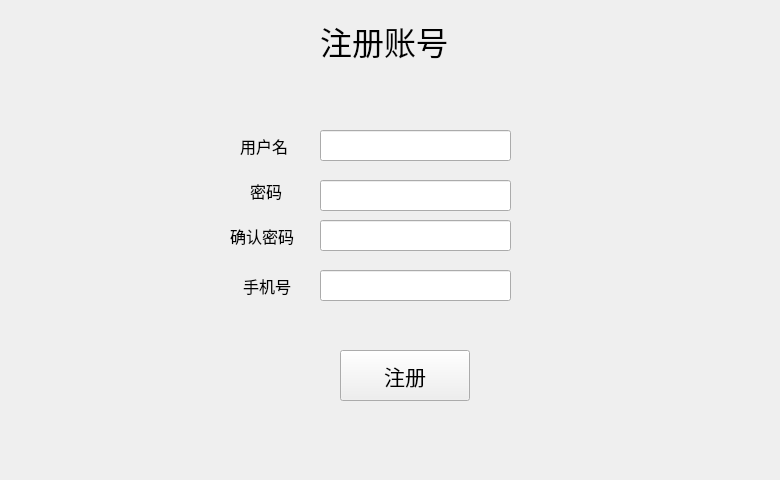
First picture: the form in register.ui, repository vaca22/pyqt_listview, before the edit.
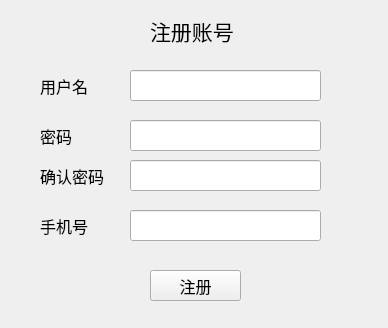
Second picture: the form after the edit.

What changed in the file:
```diff
--- a/register.ui
+++ b/register.ui
@@ -6,8 +6,8 @@
    <rect>
     <x>0</x>
     <y>0</y>
-    <width>780</width>
-    <height>480</height>
+    <width>388</width>
+    <height>328</height>
    </rect>
   </property>
   <property name="windowTitle">
@@ -16,15 +16,15 @@
   <widget class="QPushButton" name="register_bt">
    <property name="geometry">
     <rect>
-     <x>340</x>
-     <y>350</y>
-     <width>130</width>
-     <height>51</height>
+     <x>150</x>
+     <y>270</y>
+     <width>91</width>
+     <height>31</height>
     </rect>
    </property>
    <property name="font">
     <font>
-     <pointsize>16</pointsize>
+     <pointsize>12</pointsize>
     </font>
    </property>
    <property name="text">
@@ -34,8 +34,8 @@
   <widget class="QLabel" name="username_lb">
    <property name="geometry">
     <rect>
-     <x>240</x>
-     <y>130</y>
+     <x>40</x>
+     <y>70</y>
      <width>81</width>
      <height>31</height>
     </rect>
@@ -52,10 +52,10 @@
   <widget class="QLabel" name="password_lb">
    <property name="geometry">
     <rect>
-     <x>250</x>
-     <y>180</y>
+     <x>40</x>
+     <y>120</y>
      <width>61</width>
-     <height>21</height>
+     <height>31</height>
     </rect>
    </property>
    <property name="font">
@@ -70,8 +70,8 @@
   <widget class="QLineEdit" name="username_et">
    <property name="geometry">
     <rect>
-     <x>320</x>
-     <y>130</y>
+     <x>130</x>
+     <y>70</y>
      <width>191</width>
      <height>31</height>
     </rect>
@@ -80,8 +80,8 @@
   <widget class="QLineEdit" name="password_et">
    <property name="geometry">
     <rect>
-     <x>320</x>
-     <y>180</y>
+     <x>130</x>
+     <y>120</y>
      <width>191</width>
      <height>31</height>
     </rect>
@@ -90,15 +90,15 @@
   <widget class="QLabel" name="title_lb">
    <property name="geometry">
     <rect>
-     <x>320</x>
-     <y>10</y>
+     <x>150</x>
+     <y>0</y>
      <width>171</width>
      <height>61</height>
     </rect>
    </property>
    <property name="font">
     <font>
-     <pointsize>24</pointsize>
+     <pointsize>16</pointsize>
     </font>
    </property>
    <property name="text">
@@ -111,10 +111,10 @@
   <widget class="QLabel" name="tel_lb">
    <property name="geometry">
     <rect>
-     <x>243</x>
-     <y>275</y>
+     <x>40</x>
+     <y>210</y>
      <width>71</width>
-     <height>21</height>
+     <height>31</height>
     </rect>
    </property>
    <property name="font">
@@ -129,8 +129,8 @@
   <widget class="QLineEdit" name="tel_et">
    <property name="geometry">
     <rect>
-     <x>320</x>
-     <y>270</y>
+     <x>130</x>
+     <y>210</y>
      <width>191</width>
      <height>31</height>
     </rect>
@@ -139,9 +139,9 @@
   <widget class="QLabel" name="psd2_lb">
    <property name="geometry">
     <rect>
-     <x>230</x>
-     <y>220</y>
-     <width>71</width>
+     <x>40</x>
+     <y>160</y>
+     <width>91</width>
      <height>31</height>
     </rect>
    </property>
@@ -157,8 +157,8 @@
   <widget class="QLineEdit" name="password2_et">
    <property name="geometry">
     <rect>
-     <x>320</x>
-     <y>220</y>
+     <x>130</x>
+     <y>160</y>
      <width>191</width>
      <height>31</height>
     </rect>
```
